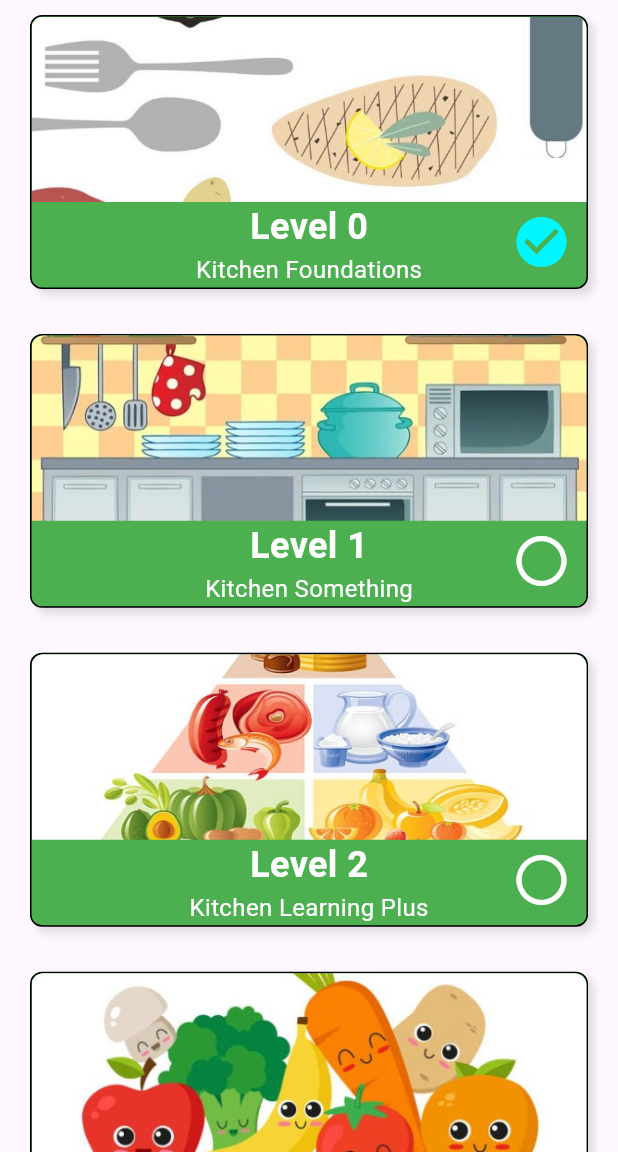
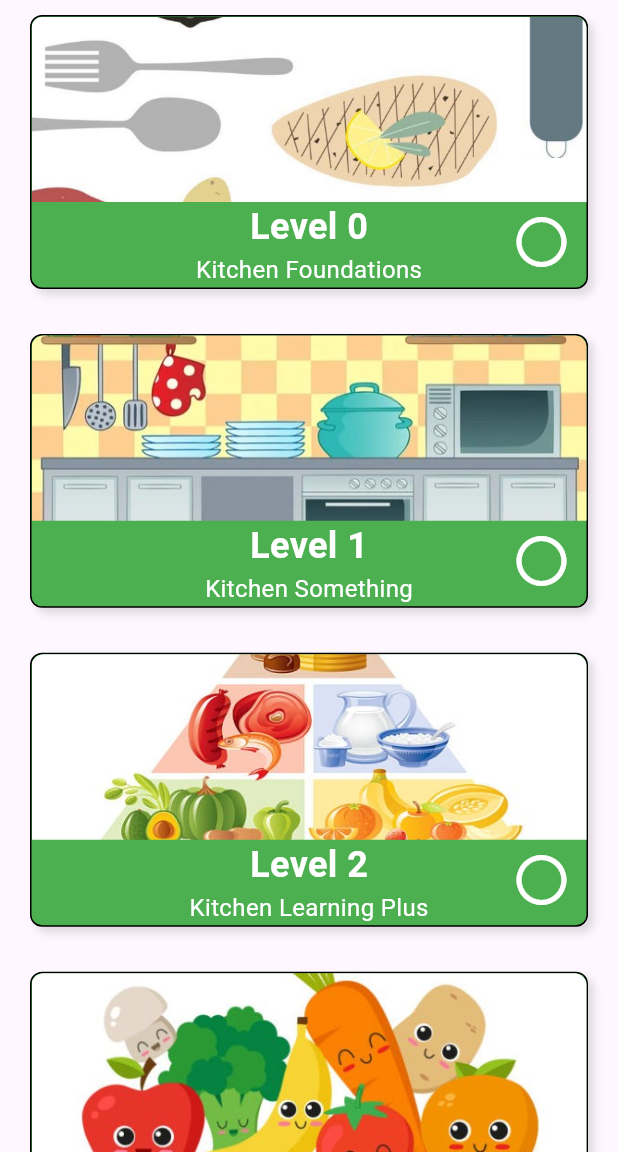
Before and after one commit to harishkiru/HelloChef, a Flutter app: the LessonScreen screen opened directly, on a phone screen of 412 x 824 dp, the part 84-1236 px from its top. Run offline on Flutter 3.47's test engine with Material 3 defaults, Android fonts, the phone set to English and light mode, and no system bars; our stand-ins replace flutter_dotenv, permission_handler, sqflite, supabase_flutter; missing offline and left inert: media_kit, media_kit_video; accounts and stored records are empty.

Commit message:
ui changes

```diff
--- a/src/lib/screens/lesson_screen.dart
+++ b/src/lib/screens/lesson_screen.dart
@@ -24,7 +24,7 @@ class _LessonScreenState extends State<LessonScreen> {
       title: "Level 0",
       subtitle: "Kitchen Foundations",
       imagePath: "assets/images/level_images/level_0.png",
-      isCompleted: true,
+      isCompleted: false,
       sections: [
         LevelSection(
           id: 0,
@@ -38,7 +38,7 @@ class _LessonScreenState extends State<LessonScreen> {
               type: 0,
               imagePath:
                   "assets/images/level_section_images/level_0/section_0.png",
-              isCompleted: true,
+              isCompleted: false,
               content: '''
 # Common Kitchen Tools
 ![Photo](assets/images/lesson_markdown_images/level_0/section_0/lesson_0/0.png)
@@ -153,7 +153,7 @@ These ingredients are commonly used in recipes and are recommended to have on ha
             ),
             LessonItem(
               id: 3,
-              title: "Video Transcript",
+              title: "Kitchen Setup & Cleanup Transcript",
               type: 2,
               imagePath:
                   "assets/images/lesson_images/level_0/section_0/lesson_1.png",
@@ -206,57 +206,6 @@ With that, the kitchen is clean. Good stuff
 
 ''',
               isCompleted: false,
-            ),
-            LessonItem(
-              id: 3,
-              title: "Common Quiz",
-              type: 3,
-              imagePath:
-                  "assets/images/lesson_images/level_0_section_0_lesson_2.png",
-              isCompleted: false,
-              quiz: Quiz(
-                title: "Kitchen Basics Quiz",
-                description: "Test your knowledge of kitchen basics!",
-                questions: [
-                  QuizQuestion(
-                    question:
-                        "Which of the following is NOT a common kitchen tool?",
-                    options: ["Spatula", "Whisk", "Blender", "Power drill"],
-                    correctAnswerIndex: 3,
-                  ),
-                  QuizQuestion(
-                    question: "What is the primary use of a colander?",
-                    options: [
-                      "Mixing ingredients",
-                      "Draining liquids",
-                      "Measuring ingredients",
-                      "Cutting vegetables",
-                    ],
-                    correctAnswerIndex: 1,
-                  ),
-                  QuizQuestion(
-                    question: "Which knife is best for chopping vegetables?",
-                    imagePath: "assets/images/quiz/chef_knife.png",
-                    options: [
-                      "Paring knife",
-                      "Chef's knife",
-                      "Bread knife",
-                      "Butter knife",
-                    ],
-                    correctAnswerIndex: 1,
-                  ),
-                  QuizQuestion(
-                    question: "What is the main purpose of a food processor?",
-                    options: [
-                      "Brewing coffee",
-                      "Blending smoothies",
-                      "Chopping and mixing ingredients",
-                      "Toasting bread",
-                    ],
-                    correctAnswerIndex: 2,
-                  ),
-                ],
-              ),
             ),
           ],
           completedLessons: 0,
@@ -382,7 +331,112 @@ By following these precautions, you can safely handle hot kitchen appliances and
           title: "Knowledge Section",
           subtitle: "Test what you've learned.",
           imagePath: "assets/images/level_section_images/level_0/section_2.png",
-          lessons: List.empty(),
+          lessons: [
+            LessonItem(
+              id: 0,
+              title: "Kitchen Safety Quiz",
+              type: 3,
+              imagePath:
+                  "assets/images/lesson_images/level_0_section_0_lesson_2.png",
+              isCompleted: false,
+              quiz: Quiz(
+                title: "Kitchen Basics Quiz",
+                description: "Test your knowledge of kitchen basics!",
+                questions: [
+                  QuizQuestion(
+                    question:
+                        "When should you refrigerate leftovers after cooking?",
+                    options: [
+                      "Within 24 hours",
+                      "Within 4 hours",
+                      "Immediately ",
+                      "You don't need to refridgerate leftovers",
+                    ],
+                    correctAnswerIndex: 2,
+                  ),
+                  QuizQuestion(
+                    question:
+                        "Why should you use a separate cutting board for raw meat?",
+                    options: [
+                      "To make cleaning up easier",
+                      "To prevent cross contamination",
+                      "To make the meat taste better",
+                      "To make the meat cook faster",
+                    ],
+                    correctAnswerIndex: 1,
+                  ),
+                  QuizQuestion(
+                    question:
+                        "What food safety infraction is displayed in the image?",
+                    imagePath:
+                        "assets/images/quiz_images/level_0/section_2/quiz_0/0.png",
+                    options: [
+                      "Using a wooden cutting board for raw meat",
+                      "Using the same cutting board for raw meat and vegetables",
+                      "Not seasoning the meat",
+                      "Using a dirty table to rest ingredients on",
+                    ],
+                    correctAnswerIndex: 1,
+                  ),
+                  QuizQuestion(
+                    question:
+                        "Why should you not use a damp cloth to remove hot items from the oven?",
+                    options: [
+                      "The moisture can conduct heat",
+                      "The moisture can turn into steam and burn you",
+                      "The moisture can cause the cloth to catch fire",
+                      "Both A and B",
+                    ],
+                    correctAnswerIndex: 3,
+                  ),
+                  QuizQuestion(
+                    question:
+                        "Why should you stand to the side when straining boiling water?",
+                    options: [
+                      "To avoid water burns",
+                      "To avoid spilling the water",
+                      "To avoid steam burns",
+                      "To avoid getting wet",
+                    ],
+                    correctAnswerIndex: 2,
+                  ),
+                  QuizQuestion(
+                    question:
+                        "What is the safest way to determine if meat is cooked?",
+                    options: [
+                      "By cutting it open",
+                      "By smelling it",
+                      "By checking the internal temperature",
+                      "By looking at the color",
+                    ],
+                    correctAnswerIndex: 2,
+                  ),
+                  QuizQuestion(
+                    question:
+                        "What should you do if something becomes stuck in the toaster?",
+                    options: [
+                      "Immediately remove it with your hands to avoid a fire",
+                      "Unplug the toaster and use a wooden or plastic utensil",
+                      "Use a damp cloth to remove it",
+                      "Use WD-40 to lubricate the toaster, Toaster Maintenance is important for preventing jams",
+                    ],
+                    correctAnswerIndex: 1,
+                  ),
+                  QuizQuestion(
+                    question:
+                        "What reference should you use to determine the shelf life of raw meat?",
+                    options: [
+                      "The best before date provided on the packaging",
+                      "The one week rule",
+                      "The touch test",
+                      "The estimated time provided by the FDA",
+                    ],
+                    correctAnswerIndex: 0,
+                  ),
+                ],
+              ),
+            ),
+          ],
           completedLessons: 0,
         ),
       ],
--- a/src/lib/screens/markdown_viewer_screen.dart
+++ b/src/lib/screens/markdown_viewer_screen.dart
@@ -19,14 +19,8 @@ class MarkdownViewerScreen extends StatelessWidget {
   @override
   Widget build(BuildContext context) {
     return Scaffold(
-      appBar: AppBar(
-        backgroundColor: Colors.green,
-        actions: [
-          ElevatedButton(
-            onPressed: () => _onComplete(context),
-            child: Text('Complete', style: TextStyle(color: Colors.green)),
-            style: ElevatedButton.styleFrom(backgroundColor: Colors.white),
-          ),
+      appBar: AppBar(backgroundColor: Colors.green, actions: [
+
         ],
       ),
       body: Padding(
@@ -43,6 +37,19 @@ class MarkdownViewerScreen extends StatelessWidget {
                 },
               ),
             ),
+            Container(
+              width: double.infinity,
+              child: ElevatedButton(
+                onPressed: () => _onComplete(context),
+                child: Text('Complete', style: TextStyle(color: Colors.white)),
+                style: ElevatedButton.styleFrom(
+                  backgroundColor: Colors.green,
+                  shape: RoundedRectangleBorder(
+                    borderRadius: BorderRadius.circular(10),
+                  ),
+                ),
+              ),
+            ),
           ],
         ),
       ),
--- a/src/lib/screens/videoplayer_screen.dart
+++ b/src/lib/screens/videoplayer_screen.dart
@@ -71,25 +71,17 @@ class _VideoPlayerScreenState extends State<VideoPlayerScreen> {
 
   @override
   Widget build(BuildContext context) {
+    final screenHeight = MediaQuery.of(context).size.height;
+
     return Scaffold(
-      appBar: AppBar(
-        actions: [
-          ElevatedButton(
-            onPressed: () => _onComplete(context),
-            child: Text('Complete', style: TextStyle(color: Colors.green)),
-            style: ElevatedButton.styleFrom(backgroundColor: Colors.white),
-          ),
-        ],
-        backgroundColor: Colors.green,
-        centerTitle: true,
-      ),
+      appBar: AppBar(backgroundColor: Colors.green, centerTitle: true),
 
       extendBody: true,
       extendBodyBehindAppBar: true,
       body: Padding(
         padding: const EdgeInsets.all(8.0),
         child: Column(
-          mainAxisAlignment: MainAxisAlignment.center,
+          mainAxisAlignment: MainAxisAlignment.end,
           crossAxisAlignment: CrossAxisAlignment.center,
           children: [
             Text(
@@ -106,6 +98,22 @@ class _VideoPlayerScreenState extends State<VideoPlayerScreen> {
                 child: Video(controller: controller),
               ),
             ),
+            SizedBox(height: screenHeight * 0.3),
+            Container(
+              width: double.infinity,
+              height: screenHeight * 0.075,
+
+              child: ElevatedButton(
+                onPressed: () => _onComplete(context),
+                child: Text('Complete', style: TextStyle(color: Colors.white)),
+                style: ElevatedButton.styleFrom(
+                  backgroundColor: Colors.green,
+                  shape: RoundedRectangleBorder(
+                    borderRadius: BorderRadius.circular(10),
+                  ),
+                ),
+              ),
+            ),
           ],
         ),
       ),
--- a/src/pubspec.yaml
+++ b/src/pubspec.yaml
@@ -86,7 +86,7 @@ flutter:
     - assets/images/lesson_markdown_images/level_0/section_0/lesson_0/0.png
     - assets/images/lesson_markdown_images/level_0/section_0/lesson_1/0.png
 
-    - assets/images/quiz/chef_knife.png
+    - assets/images/quiz_images/level_0/section_2/quiz_0/0.png
 
 
     - assets/images/profile_placeholder.png
```
Also changed, not shown: src/assets/images/quiz_images/chef_knife.png (renamed from src/assets/images/quiz/chef_knife.png), src/assets/images/quiz_images/level_0/section_2/quiz_0/0.png (added).
